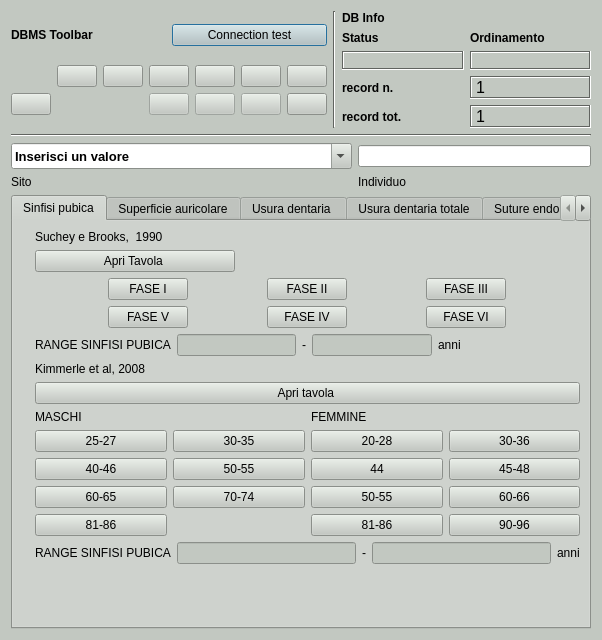
The window that gui/ui/Deteta.ui (pyarchinit/pyarchinit) describes before a commit, drawn with Qt 5.
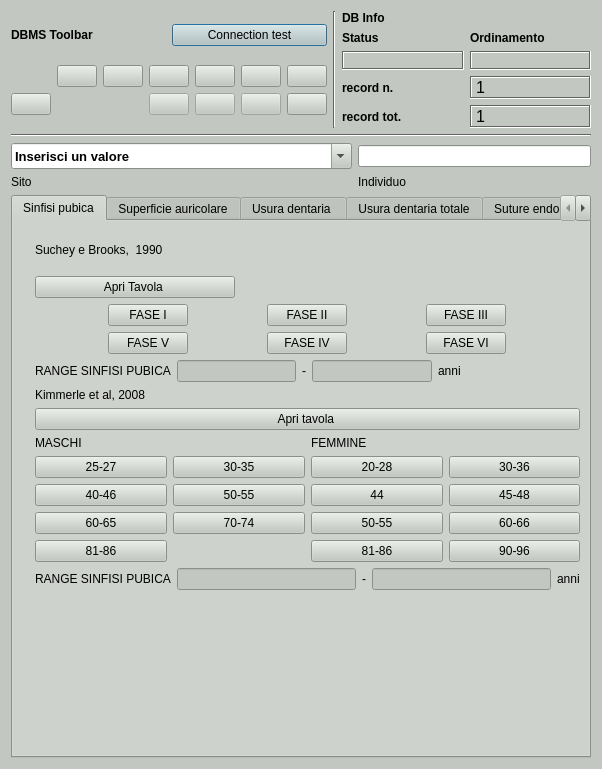
The same window after the commit. Icons and pictures are not drawn.

Commit message: QPalette not has attribute Placeholder Text

Patch:
```diff
--- a/gui/ui/Deteta.ui
+++ b/gui/ui/Deteta.ui
@@ -7,7 +7,7 @@
     <x>0</x>
     <y>0</y>
     <width>602</width>
-    <height>640</height>
+    <height>769</height>
    </rect>
   </property>
   <property name="minimumSize">
@@ -154,15 +154,6 @@
        </color>
       </brush>
      </colorrole>
-     <colorrole role="PlaceholderText">
-      <brush brushstyle="SolidPattern">
-       <color alpha="128">
-        <red>0</red>
-        <green>0</green>
-        <blue>0</blue>
-       </color>
-      </brush>
-     </colorrole>
     </active>
     <inactive>
      <colorrole role="WindowText">
@@ -300,15 +291,6 @@
        </color>
       </brush>
      </colorrole>
-     <colorrole role="PlaceholderText">
-      <brush brushstyle="SolidPattern">
-       <color alpha="128">
-        <red>0</red>
-        <green>0</green>
-        <blue>0</blue>
-       </color>
-      </brush>
-     </colorrole>
     </inactive>
     <disabled>
      <colorrole role="WindowText">
@@ -446,15 +428,6 @@
        </color>
       </brush>
      </colorrole>
-     <colorrole role="PlaceholderText">
-      <brush brushstyle="SolidPattern">
-       <color alpha="128">
-        <red>0</red>
-        <green>0</green>
-        <blue>0</blue>
-       </color>
-      </brush>
-     </colorrole>
     </disabled>
    </palette>
   </property>
```
The commit also changes 35 other files.
